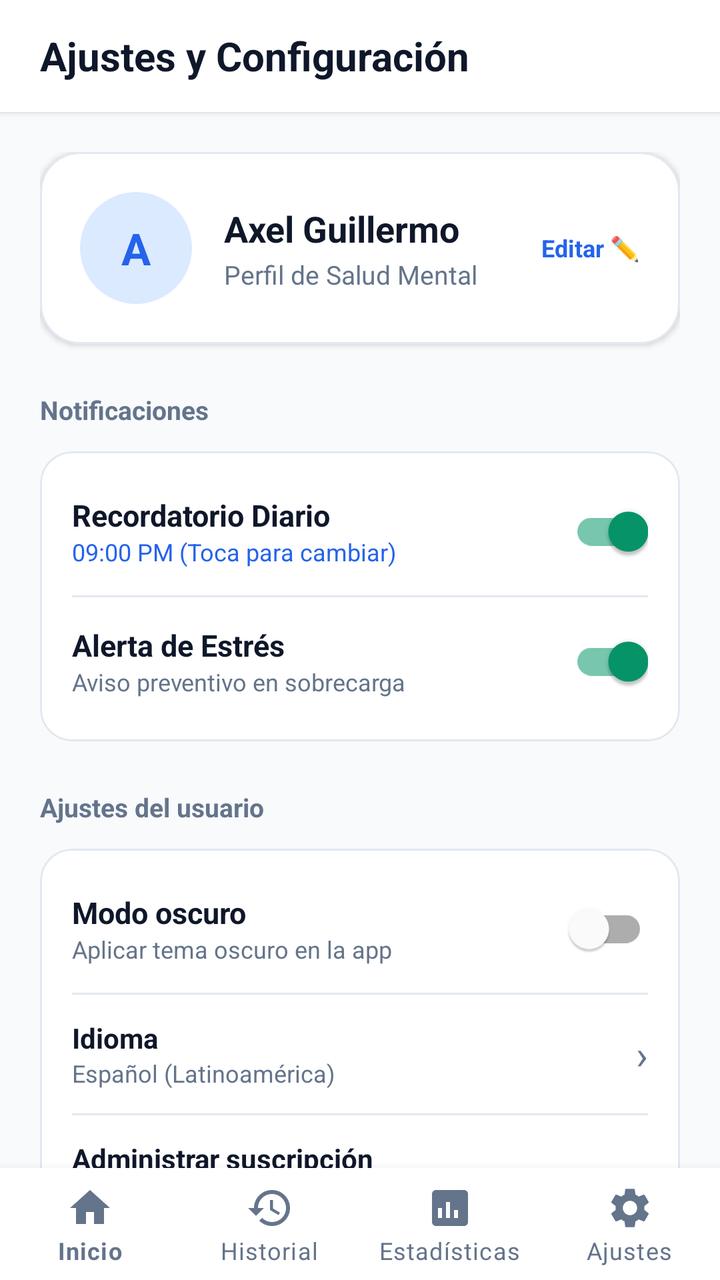
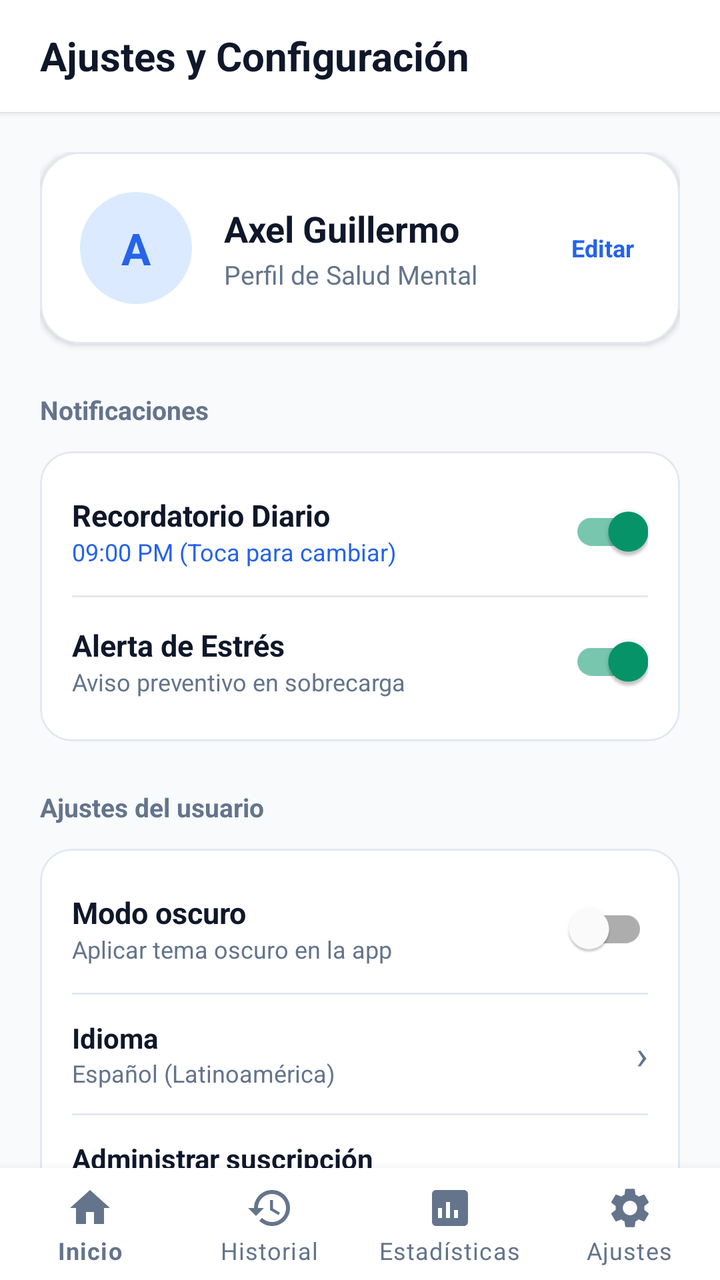

An Android layout rendered at two revisions. The XML below is the earlier revision; the diff shows what the commit changed to produce the second picture.
<!-- AndroidManifest.xml: activity theme Theme.MindStep -->
<!-- res/layout/activity_ajustes.xml -->
<?xml version="1.0" encoding="utf-8"?>
<RelativeLayout xmlns:android="http://schemas.android.com/apk/res/android"
    xmlns:app="http://schemas.android.com/apk/res-auto"
    xmlns:tools="http://schemas.android.com/tools"
    android:layout_width="match_parent"
    android:layout_height="match_parent"
    android:background="@color/bg_screen">

    
    <LinearLayout
        android:id="@+id/headerAjustes"
        android:layout_width="match_parent"
        android:layout_height="?attr/actionBarSize"
        android:background="@color/card_bg"
        android:elevation="2dp"
        android:gravity="center_vertical"
        android:orientation="horizontal"
        android:paddingHorizontal="20dp">

        <TextView
            android:layout_width="wrap_content"
            android:layout_height="wrap_content"
            android:text="Ajustes y Configuración"
            android:textColor="@color/text_dark"
            android:textSize="20sp"
            android:textStyle="bold" />
    </LinearLayout>

    <androidx.core.widget.NestedScrollView
        android:layout_width="match_parent"
        android:layout_height="match_parent"
        android:layout_above="@id/bottomNavigation"
        android:layout_below="@id/headerAjustes"
        android:fillViewport="true">

        <LinearLayout
            android:layout_width="match_parent"
            android:layout_height="wrap_content"
            android:orientation="vertical"
            android:padding="20dp">

            
            <com.google.android.material.card.MaterialCardView
                android:id="@+id/cardPerfilUsuario"
                android:layout_width="match_parent"
                android:layout_height="wrap_content"
                android:layout_marginBottom="24dp"
                android:clickable="true"
                android:focusable="true"
                app:cardBackgroundColor="@color/card_bg"
                app:cardCornerRadius="20dp"
                app:cardElevation="2dp"
                app:strokeColor="@color/card_border"
                app:strokeWidth="1dp">

                <LinearLayout
                    android:layout_width="match_parent"
                    android:layout_height="wrap_content"
                    android:gravity="center_vertical"
                    android:orientation="horizontal"
                    android:padding="20dp">

                    <TextView
                        android:id="@+id/tvAvatarAjustes"
                        android:layout_width="56dp"
                        android:layout_height="56dp"
                        android:background="@drawable/bg_avatar_circle"
                        android:gravity="center"
                        android:text="A"
                        android:textColor="@color/primary"
                        android:textSize="22sp"
                        android:textStyle="bold" />

                    <LinearLayout
                        android:layout_width="0dp"
                        android:layout_height="wrap_content"
                        android:layout_marginStart="16dp"
                        android:layout_weight="1"
                        android:orientation="vertical">

                        <TextView
                            android:id="@+id/tvNombreAjustes"
                            android:layout_width="wrap_content"
                            android:layout_height="wrap_content"
                            android:text="Axel Guillermo"
                            android:textColor="@color/text_dark"
                            android:textSize="18sp"
                            android:textStyle="bold" />

                        <TextView
                            android:id="@+id/tvIdUsuario"
                            android:layout_width="wrap_content"
                            android:layout_height="wrap_content"
                            android:layout_marginTop="2dp"
                            android:text="Perfil de Salud Mental"
                            android:textColor="@color/text_muted"
                            android:textSize="13sp" />
                    </LinearLayout>

                    <TextView
                        android:layout_width="wrap_content"
                        android:layout_height="wrap_content"
                        android:text="Editar ✏️"
                        android:textColor="@color/primary"
                        android:textSize="12sp"
                        android:textStyle="bold" />
                </LinearLayout>
            </com.google.android.material.card.MaterialCardView>

            
            <TextView
                android:layout_width="wrap_content"
                android:layout_height="wrap_content"
                android:layout_marginBottom="12dp"
                android:text="Notificaciones"
                android:textColor="@color/text_muted"
                android:textSize="13sp"
                android:textStyle="bold" />

            <com.google.android.material.card.MaterialCardView
                android:layout_width="match_parent"
                android:layout_height="wrap_content"
                android:layout_marginBottom="24dp"
                app:cardBackgroundColor="@color/card_bg"
                app:cardCornerRadius="16dp"
                app:cardElevation="1dp"
                app:strokeColor="@color/card_border"
                app:strokeWidth="1dp">

                <LinearLayout
                    android:layout_width="match_parent"
                    android:layout_height="wrap_content"
                    android:orientation="vertical"
                    android:paddingHorizontal="16dp"
                    android:paddingVertical="8dp">

                    
                    <RelativeLayout
                        android:id="@+id/rowRecordatorioDiario"
                        android:layout_width="match_parent"
                        android:layout_height="wrap_content"
                        android:clickable="true"
                        android:focusable="true"
                        android:paddingVertical="8dp">

                        <LinearLayout
                            android:layout_width="wrap_content"
                            android:layout_height="wrap_content"
                            android:layout_alignParentStart="true"
                            android:layout_centerVertical="true"
                            android:orientation="vertical">

                            <TextView
                                android:layout_width="wrap_content"
                                android:layout_height="wrap_content"
                                android:text="Recordatorio Diario"
                                android:textColor="@color/text_dark"
                                android:textSize="15sp"
                                android:textStyle="bold" />

                            <TextView
                                android:id="@+id/tvHoraRecordatorio"
                                android:layout_width="wrap_content"
                                android:layout_height="wrap_content"
                                android:text="09:00 PM (Toca para cambiar)"
                                android:textColor="@color/primary"
                                android:textSize="12sp" />
                        </LinearLayout>

                        <com.google.android.material.switchmaterial.SwitchMaterial
                            android:id="@+id/switchRecordatorio"
                            android:layout_width="wrap_content"
                            android:layout_height="wrap_content"
                            android:layout_alignParentEnd="true"
                            android:layout_centerVertical="true"
                            android:checked="true" />
                    </RelativeLayout>

                    <View
                        android:layout_width="match_parent"
                        android:layout_height="1dp"
                        android:background="@color/card_border" />

                    
                    <RelativeLayout
                        android:layout_width="match_parent"
                        android:layout_height="wrap_content"
                        android:paddingVertical="8dp">

                        <LinearLayout
                            android:layout_width="wrap_content"
                            android:layout_height="wrap_content"
                            android:layout_alignParentStart="true"
                            android:layout_centerVertical="true"
                            android:orientation="vertical">

                            <TextView
                                android:layout_width="wrap_content"
                                android:layout_height="wrap_content"
                                android:text="Alerta de Estrés"
                                android:textColor="@color/text_dark"
                                android:textSize="15sp"
                                android:textStyle="bold" />

                            <TextView
                                android:layout_width="wrap_content"
                                android:layout_height="wrap_content"
                                android:text="Aviso preventivo en sobrecarga"
                                android:textColor="@color/text_muted"
                                android:textSize="12sp" />
                        </LinearLayout>

                        <com.google.android.material.switchmaterial.SwitchMaterial
                            android:id="@+id/switchAlertaEstres"
                            android:layout_width="wrap_content"
                            android:layout_height="wrap_content"
                            android:layout_alignParentEnd="true"
                            android:layout_centerVertical="true"
                            android:checked="true" />
                    </RelativeLayout>
                </LinearLayout>
            </com.google.android.material.card.MaterialCardView>

            
            <TextView
                android:layout_width="wrap_content"
                android:layout_height="wrap_content"
                android:layout_marginBottom="12dp"
                android:text="Ajustes del usuario"
                android:textColor="@color/text_muted"
                android:textSize="13sp"
                android:textStyle="bold" />

            <com.google.android.material.card.MaterialCardView
                android:layout_width="match_parent"
                android:layout_height="wrap_content"
                android:layout_marginBottom="24dp"
                app:cardBackgroundColor="@color/card_bg"
                app:cardCornerRadius="16dp"
                app:cardElevation="1dp"
                app:strokeColor="@color/card_border"
                app:strokeWidth="1dp">

                <LinearLayout
                    android:layout_width="match_parent"
                    android:layout_height="wrap_content"
                    android:orientation="vertical"
                    android:paddingHorizontal="16dp"
                    android:paddingVertical="8dp">

                    
                    <RelativeLayout
                        android:layout_width="match_parent"
                        android:layout_height="wrap_content"
                        android:paddingVertical="8dp">

                        <LinearLayout
                            android:layout_width="wrap_content"
                            android:layout_height="wrap_content"
                            android:layout_alignParentStart="true"
                            android:layout_centerVertical="true"
                            android:orientation="vertical">

                            <TextView
                                android:layout_width="wrap_content"
                                android:layout_height="wrap_content"
                                android:text="Modo oscuro"
                                android:textColor="@color/text_dark"
                                android:textSize="15sp"
                                android:textStyle="bold" />

                            <TextView
                                android:layout_width="wrap_content"
                                android:layout_height="wrap_content"
                                android:text="Aplicar tema oscuro en la app"
                                android:textColor="@color/text_muted"
                                android:textSize="12sp" />
                        </LinearLayout>

                        <com.google.android.material.switchmaterial.SwitchMaterial
                            android:id="@+id/switchModoOscuro"
                            android:layout_width="wrap_content"
                            android:layout_height="wrap_content"
                            android:layout_alignParentEnd="true"
                            android:layout_centerVertical="true" />
                    </RelativeLayout>

                    <View
                        android:layout_width="match_parent"
                        android:layout_height="1dp"
                        android:background="@color/card_border" />

                    
                    <RelativeLayout
                        android:id="@+id/itemIdioma"
                        android:layout_width="match_parent"
                        android:layout_height="wrap_content"
                        android:clickable="true"
                        android:focusable="true"
                        android:paddingVertical="12dp">

                        <LinearLayout
                            android:layout_width="wrap_content"
                            android:layout_height="wrap_content"
                            android:orientation="vertical">

                            <TextView
                                android:layout_width="wrap_content"
                                android:layout_height="wrap_content"
                                android:text="Idioma"
                                android:textColor="@color/text_dark"
                                android:textSize="14sp"
                                android:textStyle="bold" />

                            <TextView
                                android:id="@+id/tvIdiomaTexto"
                                android:layout_width="wrap_content"
                                android:layout_height="wrap_content"
                                android:text="Español (Latinoamérica)"
                                android:textColor="@color/text_muted"
                                android:textSize="12sp" />
                        </LinearLayout>

                        <TextView
                            android:layout_width="wrap_content"
                            android:layout_height="wrap_content"
                            android:layout_alignParentEnd="true"
                            android:layout_centerVertical="true"
                            android:text="›"
                            android:textColor="@color/text_muted"
                            android:textSize="20sp" />
                    </RelativeLayout>

                    <View
                        android:layout_width="match_parent"
                        android:layout_height="1dp"
                        android:background="@color/card_border" />

                    
                    <RelativeLayout
                        android:id="@+id/itemSuscripcion"
                        android:layout_width="match_parent"
                        android:layout_height="wrap_content"
                        android:clickable="true"
                        android:focusable="true"
                        android:paddingVertical="12dp">

                        <LinearLayout
                            android:layout_width="wrap_content"
                            android:layout_height="wrap_content"
                            android:orientation="vertical">

                            <TextView
                                android:layout_width="wrap_content"
                                android:layout_height="wrap_content"
                                android:text="Administrar suscripción"
                                android:textColor="@color/text_dark"
                                android:textSize="14sp"
                                android:textStyle="bold" />

                            <TextView
                                android:layout_width="wrap_content"
                                android:layout_height="wrap_content"
                                android:text="Plan Estudiantil Gratuito • Ilimitado"
                                android:textColor="@color/success"
                                android:textSize="12sp" />
                        </LinearLayout>

                        <TextView
                            android:layout_width="wrap_content"
                            android:layout_height="wrap_content"
                            android:layout_alignParentEnd="true"
                            android:layout_centerVertical="true"
                            android:text="›"
                            android:textColor="@color/text_muted"
                            android:textSize="20sp" />
                    </RelativeLayout>

                    <View
                        android:layout_width="match_parent"
                        android:layout_height="1dp"
                        android:background="@color/card_border" />

                    
                    <RelativeLayout
                        android:id="@+id/itemPerfil"
                        android:layout_width="match_parent"
                        android:layout_height="wrap_content"
                        android:clickable="true"
                        android:focusable="true"
                        android:paddingVertical="12dp">

                        <TextView
                            android:layout_width="wrap_content"
                            android:layout_height="wrap_content"
                            android:text="Perfil\nEditar datos personales"
                            android:textColor="@color/text_dark"
                            android:textSize="14sp" />

                        <TextView
                            android:layout_width="wrap_content"
                            android:layout_height="wrap_content"
                            android:layout_alignParentEnd="true"
                            android:layout_centerVertical="true"
                            android:text="›"
                            android:textColor="@color/text_muted"
                            android:textSize="20sp" />
                    </RelativeLayout>

                    <View
                        android:layout_width="match_parent"
                        android:layout_height="1dp"
                        android:background="@color/card_border" />

                    
                    <RelativeLayout
                        android:id="@+id/itemContacto"
                        android:layout_width="match_parent"
                        android:layout_height="wrap_content"
                        android:clickable="true"
                        android:focusable="true"
                        android:paddingVertical="12dp">

                        <TextView
                            android:layout_width="wrap_content"
                            android:layout_height="wrap_content"
                            android:text="Contáctanos\nSoporte y retroalimentación"
                            android:textColor="@color/text_dark"
                            android:textSize="14sp" />

                        <TextView
                            android:layout_width="wrap_content"
                            android:layout_height="wrap_content"
                            android:layout_alignParentEnd="true"
                            android:layout_centerVertical="true"
                            android:text="›"
                            android:textColor="@color/text_muted"
                            android:textSize="20sp" />
                    </RelativeLayout>

                    <View
                        android:layout_width="match_parent"
                        android:layout_height="1dp"
                        android:background="@color/card_border" />

                    
                    <RelativeLayout
                        android:id="@+id/itemAyuda"
                        android:layout_width="match_parent"
                        android:layout_height="wrap_content"
                        android:clickable="true"
                        android:focusable="true"
                        android:paddingVertical="12dp">

                        <TextView
                            android:layout_width="wrap_content"
                            android:layout_height="wrap_content"
                            android:text="Ayuda y centro de ayuda\nGuías y preguntas frecuentes (FAQ)"
                            android:textColor="@color/text_dark"
                            android:textSize="14sp" />

                        <TextView
                            android:layout_width="wrap_content"
                            android:layout_height="wrap_content"
                            android:layout_alignParentEnd="true"
                            android:layout_centerVertical="true"
                            android:text="›"
                            android:textColor="@color/text_muted"
                            android:textSize="20sp" />
                    </RelativeLayout>

                    <View
                        android:layout_width="match_parent"
                        android:layout_height="1dp"
                        android:background="@color/card_border" />

                    
                    <RelativeLayout
                        android:id="@+id/itemValorar"
                        android:layout_width="match_parent"
                        android:layout_height="wrap_content"
                        android:clickable="true"
                        android:focusable="true"
                        android:paddingVertical="12dp">

                        <TextView
                            android:layout_width="wrap_content"
                            android:layout_height="wrap_content"
                            android:text="Valorar la app\nCalificar con estrellas y reseña"
                            android:textColor="@color/text_dark"
                            android:textSize="14sp" />

                        <TextView
                            android:layout_width="wrap_content"
                            android:layout_height="wrap_content"
                            android:layout_alignParentEnd="true"
                            android:layout_centerVertical="true"
                            android:text="›"
                            android:textColor="@color/text_muted"
                            android:textSize="20sp" />
                    </RelativeLayout>
                </LinearLayout>
            </com.google.android.material.card.MaterialCardView>

            
            <TextView
                android:layout_width="wrap_content"
                android:layout_height="wrap_content"
                android:layout_marginBottom="12dp"
                android:text="Seguridad y Datos"
                android:textColor="@color/text_muted"
                android:textSize="13sp"
                android:textStyle="bold" />

            <com.google.android.material.card.MaterialCardView
                android:layout_width="match_parent"
                android:layout_height="wrap_content"
                android:layout_marginBottom="24dp"
                app:cardBackgroundColor="@color/card_bg"
                app:cardCornerRadius="16dp"
                app:cardElevation="1dp"
                app:strokeColor="@color/card_border"
                app:strokeWidth="1dp">

                <LinearLayout
                    android:layout_width="match_parent"
                    android:layout_height="wrap_content"
                    android:orientation="vertical"
                    android:padding="16dp">

                    <com.google.android.material.button.MaterialButton
                        android:id="@+id/btnReiniciarDiagnostico"
                        style="@style/Widget.MaterialComponents.Button.OutlinedButton"
                        android:layout_width="match_parent"
                        android:layout_height="50dp"
                        android:layout_marginBottom="10dp"
                        android:text="Repetir Evaluación Diagnóstica Inicial"
                        android:textAllCaps="false"
                        android:textColor="@color/primary"
                        android:textSize="14sp"
                        app:cornerRadius="12dp"
                        app:strokeColor="@color/primary" />

                    <com.google.android.material.button.MaterialButton
                        android:id="@+id/btnLimpiarHistorialBD"
                        style="@style/Widget.MaterialComponents.Button.OutlinedButton"
                        android:layout_width="match_parent"
                        android:layout_height="50dp"
                        android:text="Vaciar Todo el Historial en SQLite"
                        android:textAllCaps="false"
                        android:textColor="@color/danger"
                        android:textSize="14sp"
                        app:cornerRadius="12dp"
                        app:strokeColor="@color/danger" />
                </LinearLayout>
            </com.google.android.material.card.MaterialCardView>

        </LinearLayout>
    </androidx.core.widget.NestedScrollView>

    
    <com.google.android.material.bottomnavigation.BottomNavigationView
        android:id="@+id/bottomNavigation"
        android:layout_width="match_parent"
        android:layout_height="wrap_content"
        android:layout_alignParentBottom="true"
        android:background="@color/card_bg"
        app:elevation="8dp"
        app:itemIconTint="@color/text_muted"
        app:itemTextColor="@color/text_muted"
        app:labelVisibilityMode="labeled"
        app:menu="@menu/bottom_nav_menu" />

</RelativeLayout>
<!-- resources referenced by this layout -->
<resources>
  <color name="bg_screen">#F8FAFC</color>
  <color name="card_bg">#FFFFFF</color>
  <color name="card_border">#E2E8F0</color>
  <color name="danger">#EF4444</color>
  <color name="primary">#2563EB</color>
  <color name="success">#22C55E</color>
  <color name="text_dark">#0F172A</color>
  <color name="text_muted">#64748B</color>
  <!-- drawable bg_avatar_circle (drawable) -->
  <shape xmlns:android="http://schemas.android.com/apk/res/android"
      android:shape="oval">
      <solid android:color="#DBEAFE" />
  </shape>
  <style name="Theme.MindStep" parent="Theme.MaterialComponents.DayNight.NoActionBar">
          <item name="colorPrimary">#2563EB</item>
          <item name="colorPrimaryVariant">#1D4ED8</item>
          <item name="colorOnPrimary">#FFFFFF</item>
          <item name="colorSecondary">#059669</item>
          <item name="colorSecondaryVariant">#047857</item>
          <item name="colorOnSecondary">#FFFFFF</item>
          <item name="android:statusBarColor">#FFFFFF</item>
          <item name="android:windowLightStatusBar" tools:targetApi="m">true</item>
          <item name="android:windowBackground">#F8FAFC</item>
      </style>
</resources>

<!-- the commit's change to res/layout/activity_ajustes.xml (unified diff, before → after) -->
@@ -100,7 +100,7 @@
                     <TextView
                         android:layout_width="wrap_content"
                         android:layout_height="wrap_content"
-                        android:text="Editar ✏️"
+                        android:text="Editar "
                         android:textColor="@color/primary"
                         android:textSize="12sp"
                         android:textStyle="bold" />
